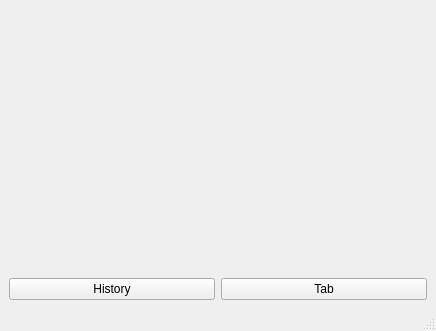
Qt form src/mainwindow.ui (IDB-15-15/interface) before a commit.
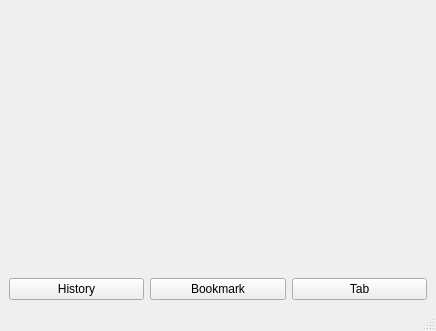
The same form after that commit.

The edit to the form file:
```diff
--- a/src/mainwindow.ui
+++ b/src/mainwindow.ui
@@ -52,6 +52,13 @@
         </property>
        </widget>
       </item>
+      <item>
+       <widget class="QPushButton" name="abcBook">
+        <property name="text">
+         <string>Bookmark</string>
+        </property>
+       </widget>
+      </item>
       <item>
        <widget class="QPushButton" name="pushButton">
         <property name="layoutDirection">
```
Left out of the diff: 2 changed lines with no effect on the pictures.
